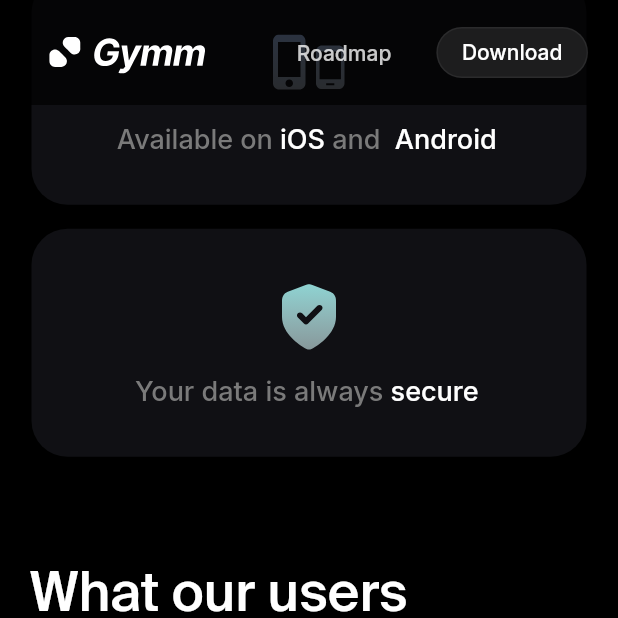
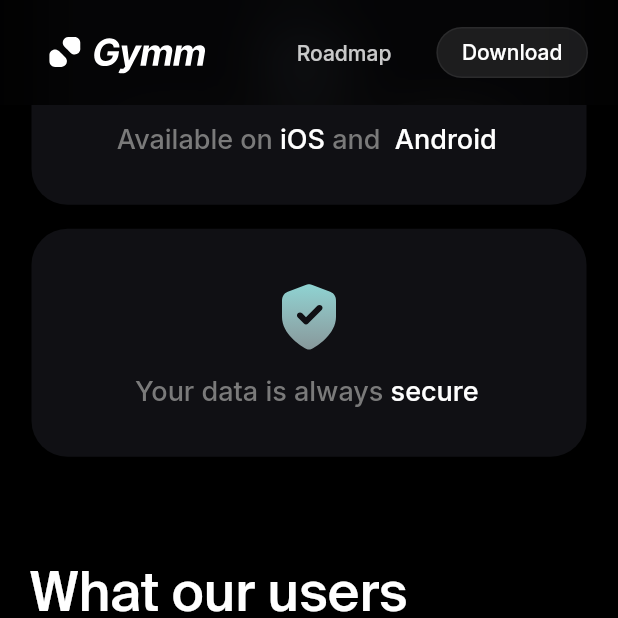
Before and after one commit to vladoCimb/gymm_ai_landing_page, a Flutter app: the screen it shows after launch, scrolled down 2880 dp, on a phone screen of 412 x 824 dp, the top half of it. Run offline on Flutter 3.47's test engine with Material 3 defaults, Android fonts, the phone set to English and light mode, and no system bars; our stand-ins replace cloud_firestore, firebase_analytics, firebase_core, flutter_inset_shadow, flutter_markdown, flutter_screenutil and 5 more; missing offline and left inert: ai_glow, dart:html, dart:js; accounts and stored records are empty.

```diff
--- a/lib/marketing_page/new_marketing_page.dart
+++ b/lib/marketing_page/new_marketing_page.dart
@@ -225,7 +225,10 @@ class _NewMarketingPageState extends State<NewMarketingPage>
                         child: SizedBox(
                           width: isTablet(context) ? 1200 * 0.8 : 1200,
                           height: 990,
+                          child: FadeBlurReveal(
+                            animation: _videoPlayerAnimation,
                             child: _buildLandingVideoPlayer(context),
+                          ),
                         ),
                       ),
                     Column(
@@ -248,6 +251,8 @@ class _NewMarketingPageState extends State<NewMarketingPage>
                                             : getDesktopOrTabletSize(
                                                 context, 545),
                                       ),
+                                      child: FadeBlurReveal(
+                                        animation: _headlineAnimation,
                                         child: SelectableText.rich(
                                           TextSpan(
                                             style: TextStyle(
@@ -271,9 +276,10 @@ class _NewMarketingPageState extends State<NewMarketingPage>
                                                 text: 'Camera based ',
                                               ),
                                               WidgetSpan(
-                                              alignment:
-                                                  PlaceholderAlignment.baseline,
-                                              baseline: TextBaseline.alphabetic,
+                                                alignment: PlaceholderAlignment
+                                                    .baseline,
+                                                baseline:
+                                                    TextBaseline.alphabetic,
                                                 child: FallingParticlesText(
                                                   text: 'AI',
                                                   textStyle: TextStyle(
@@ -302,7 +308,8 @@ class _NewMarketingPageState extends State<NewMarketingPage>
                                                       Shadow(
                                                         color: Color.fromRGBO(
                                                             66, 91, 255, 1),
-                                                      offset: Offset(0, 57.01),
+                                                        offset:
+                                                            Offset(0, 57.01),
                                                         blurRadius: 84.37,
                                                       ),
                                                     ],
@@ -313,6 +320,7 @@ class _NewMarketingPageState extends State<NewMarketingPage>
                                                 text: ' fitness coach',
                                               ),
                                             ],
+                                          ),
                                         ),
                                       ),
                                     ),
@@ -323,6 +331,8 @@ class _NewMarketingPageState extends State<NewMarketingPage>
                                         maxWidth: isMobile(context) ? 344 : 379,
                                         minWidth: 230,
                                       ),
+                                      child: FadeBlurReveal(
+                                        animation: _subtextAnimation,
                                         child: SelectableText.rich(
                                           TextSpan(
                                             children: [
@@ -352,10 +362,14 @@ class _NewMarketingPageState extends State<NewMarketingPage>
                                           ),
                                         ),
                                       ),
+                                    ),
                                     SizedBox(
                                       height: 40,
                                     ),
-                                    DownloadButtons(),
+                                    FadeBlurReveal(
+                                      animation: _buttonAnimation,
+                                      child: DownloadButtons(),
+                                    ),
                                   ],
                                 ),
                               ),
@@ -1459,6 +1473,11 @@ class BlurHeaderDelegate extends SliverPersistentHeaderDelegate {
     bool overlapsContent,
   ) {
     return ClipRect(
+      child: BackdropFilter(
+        filter: ImageFilter.blur(
+          sigmaX: 20,
+          sigmaY: 20,
+        ),
         child: Container(
           height: kHeaderHeight,
           decoration: BoxDecoration(
@@ -1479,6 +1498,7 @@ class BlurHeaderDelegate extends SliverPersistentHeaderDelegate {
                 onDownloadPressed: () {
                   showGetAppDialog(context);
                 },
+              ),
             ),
           ),
         ),
```
Also changed, not shown: 1 other file. Lines whose indentation alone changed are shown as unchanged.
